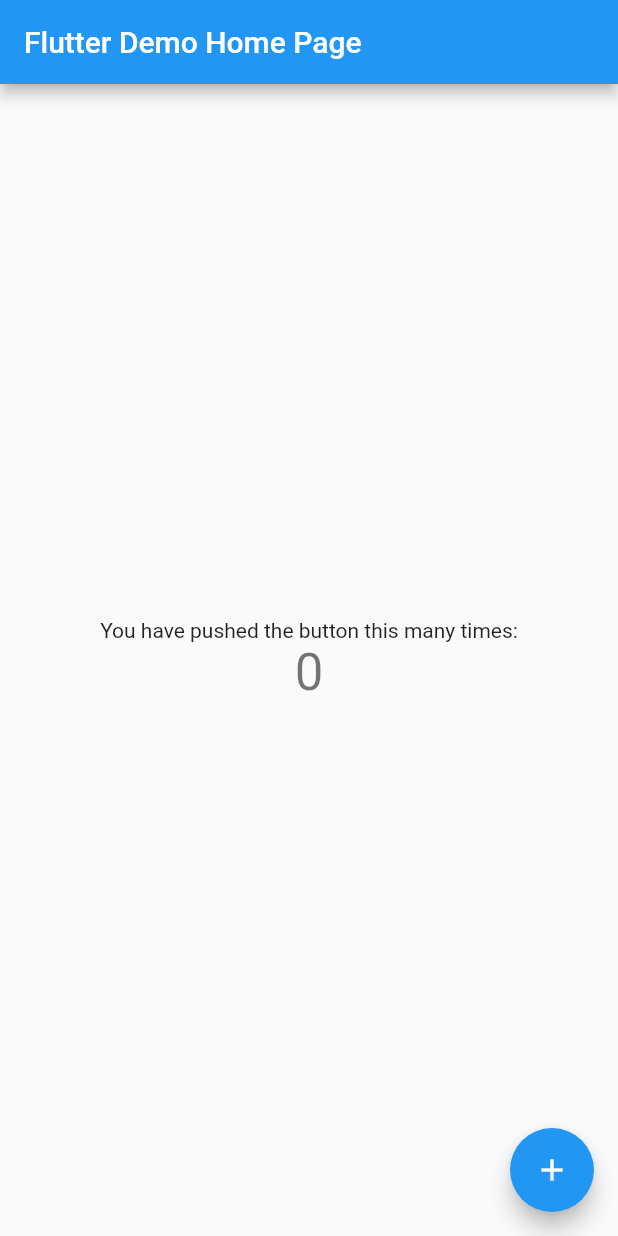
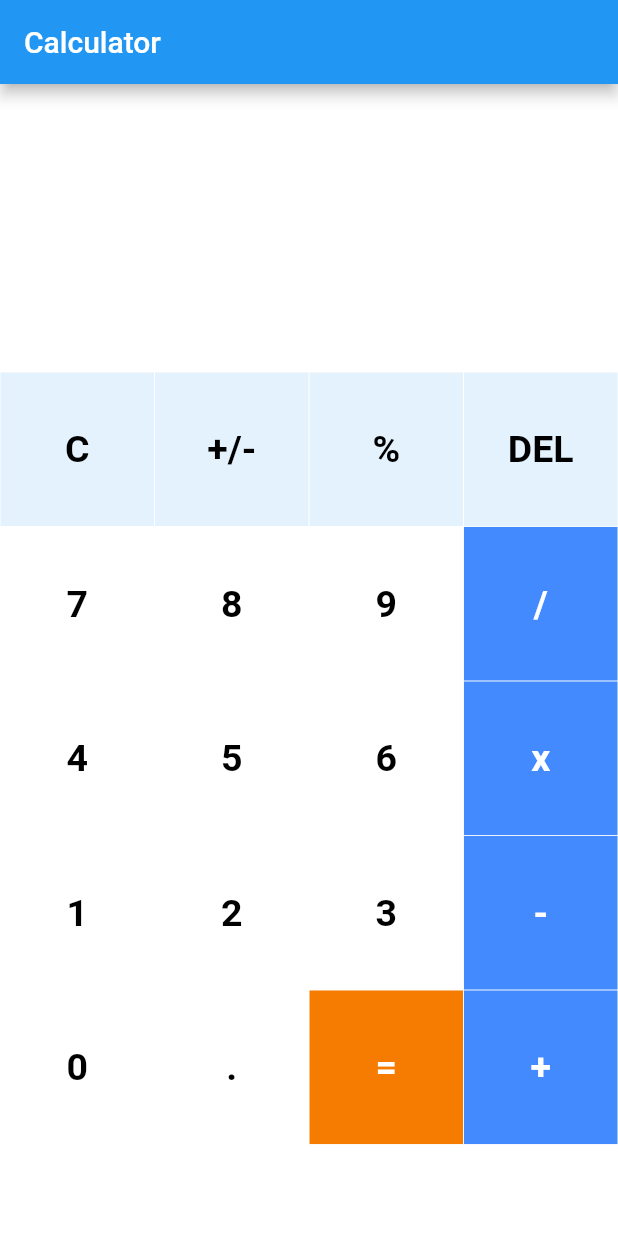
Before and after one commit to itxmubi/calculator_app_flutter, a Flutter app: the screen it shows after launch, on a phone screen of 412 x 824 dp. Run offline on Flutter 3.47's test engine with Material 2 defaults, Android fonts, the phone set to English and light mode, and no system bars; our stand-ins replace math_expressions.

Commit message:
Calculator UI and functionality added

```diff
--- a/lib/main.dart
+++ b/lib/main.dart
@@ -1,4 +1,5 @@
 import 'package:flutter/material.dart';
+import 'package:math_expressions/math_expressions.dart';
 
 void main() {
   runApp(const MyApp());
@@ -11,105 +12,235 @@ class MyApp extends StatelessWidget {
   @override
   Widget build(BuildContext context) {
     return MaterialApp(
+      debugShowCheckedModeBanner: false,
       title: 'Flutter Demo',
       theme: ThemeData(
-        // This is the theme of your application.
-        //
-        // Try running your application with "flutter run". You'll see the
-        // application has a blue toolbar. Then, without quitting the app, try
-        // changing the primarySwatch below to Colors.green and then invoke
-        // "hot reload" (press "r" in the console where you ran "flutter run",
-        // or simply save your changes to "hot reload" in a Flutter IDE).
-        // Notice that the counter didn't reset back to zero; the application
-        // is not restarted.
         primarySwatch: Colors.blue,
       ),
-      home: const MyHomePage(title: 'Flutter Demo Home Page'),
+      home: HomePage(),
     );
   }
 }
 
-class MyHomePage extends StatefulWidget {
-  const MyHomePage({super.key, required this.title});
-
-  // This widget is the home page of your application. It is stateful, meaning
-  // that it has a State object (defined below) that contains fields that affect
-  // how it looks.
-
-  // This class is the configuration for the state. It holds the values (in this
-  // case the title) provided by the parent (in this case the App widget) and
-  // used by the build method of the State. Fields in a Widget subclass are
-  // always marked "final".
-
-  final String title;
-
+class HomePage extends StatefulWidget {
   @override
-  State<MyHomePage> createState() => _MyHomePageState();
+  _HomePageState createState() => _HomePageState();
 }
 
-class _MyHomePageState extends State<MyHomePage> {
-  int _counter = 0;
+class _HomePageState extends State<HomePage> {
+  var userInput = '';
+  var answer = '';
 
-  void _incrementCounter() {
-    setState(() {
-      // This call to setState tells the Flutter framework that something has
-      // changed in this State, which causes it to rerun the build method below
-      // so that the display can reflect the updated values. If we changed
-      // _counter without calling setState(), then the build method would not be
-      // called again, and so nothing would appear to happen.
-      _counter++;
-    });
-  }
+  // Array of button
+  final List<String> buttons = [
+    'C',
+    '+/-',
+    '%',
+    'DEL',
+    '7',
+    '8',
+    '9',
+    '/',
+    '4',
+    '5',
+    '6',
+    'x',
+    '1',
+    '2',
+    '3',
+    '-',
+    '0',
+    '.',
+    '=',
+    '+',
+  ];
 
   @override
   Widget build(BuildContext context) {
-    // This method is rerun every time setState is called, for instance as done
-    // by the _incrementCounter method above.
-    //
-    // The Flutter framework has been optimized to make rerunning build methods
-    // fast, so that you can just rebuild anything that needs updating rather
-    // than having to individually change instances of widgets.
     return Scaffold(
       appBar: AppBar(
-        // Here we take the value from the MyHomePage object that was created by
-        // the App.build method, and use it to set our appbar title.
-        title: Text(widget.title),
+        title: const Text("Calculator"),
+      ), //AppBar
+      backgroundColor: Colors.white38,
+      body: Column(
+        children: <Widget>[
+          Expanded(
+            child: Column(
+                mainAxisAlignment: MainAxisAlignment.spaceEvenly,
+                children: <Widget>[
+                  Container(
+                    padding: const EdgeInsets.all(20),
+                    alignment: Alignment.centerRight,
+                    child: Text(
+                      userInput,
+                      style: const TextStyle(fontSize: 18, color: Colors.white),
+                    ),
+                  ),
+                  Container(
+                    padding: const EdgeInsets.all(15),
+                    alignment: Alignment.centerRight,
+                    child: Text(
+                      answer,
+                      style: const TextStyle(
+                          fontSize: 30,
+                          color: Colors.white,
+                          fontWeight: FontWeight.bold),
+                    ),
+                  )
+                ]),
+          ),
+          Expanded(
+            flex: 3,
+            child: Container(
+              child: GridView.builder(
+                  itemCount: buttons.length,
+                  gridDelegate: const SliverGridDelegateWithFixedCrossAxisCount(
+                      crossAxisCount: 4),
+                  itemBuilder: (BuildContext context, int index) {
+                    // Clear Button
+                    if (index == 0) {
+                      return MyButton(
+                        buttontapped: () {
+                          setState(() {
+                            userInput = '';
+                            answer = '0';
+                          });
+                        },
+                        buttonText: buttons[index],
+                        color: Colors.blue[50],
+                        textColor: Colors.black,
+                      );
+                    }
+
+                    // +/- button
+                    else if (index == 1) {
+                      return MyButton(
+                        buttonText: buttons[index],
+                        color: Colors.blue[50],
+                        textColor: Colors.black,
+                      );
+                    }
+                    // % Button
+                    else if (index == 2) {
+                      return MyButton(
+                        buttontapped: () {
+                          setState(() {
+                            userInput += buttons[index];
+                          });
+                        },
+                        buttonText: buttons[index],
+                        color: Colors.blue[50],
+                        textColor: Colors.black,
+                      );
+                    }
+                    // Delete Button
+                    else if (index == 3) {
+                      return MyButton(
+                        buttontapped: () {
+                          setState(() {
+                            userInput =
+                                userInput.substring(0, userInput.length - 1);
+                          });
+                        },
+                        buttonText: buttons[index],
+                        color: Colors.blue[50],
+                        textColor: Colors.black,
+                      );
+                    }
+                    // Equal_to Button
+                    else if (index == 18) {
+                      return MyButton(
+                        buttontapped: () {
+                          setState(() {
+                            equalPressed();
+                          });
+                        },
+                        buttonText: buttons[index],
+                        color: Colors.orange[700],
+                        textColor: Colors.white,
+                      );
+                    }
+
+                    //  other buttons
+                    else {
+                      return MyButton(
+                        buttontapped: () {
+                          setState(() {
+                            userInput += buttons[index];
+                          });
+                        },
+                        buttonText: buttons[index],
+                        color: isOperator(buttons[index])
+                            ? Colors.blueAccent
+                            : Colors.white,
+                        textColor: isOperator(buttons[index])
+                            ? Colors.white
+                            : Colors.black,
+                      );
+                    }
+                  }), // GridView.builder
+            ),
+          ),
+        ],
       ),
-      body: Center(
-        // Center is a layout widget. It takes a single child and positions it
-        // in the middle of the parent.
-        child: Column(
-          // Column is also a layout widget. It takes a list of children and
-          // arranges them vertically. By default, it sizes itself to fit its
-          // children horizontally, and tries to be as tall as its parent.
-          //
-          // Invoke "debug painting" (press "p" in the console, choose the
-          // "Toggle Debug Paint" action from the Flutter Inspector in Android
-          // Studio, or the "Toggle Debug Paint" command in Visual Studio Code)
-          // to see the wireframe for each widget.
-          //
-          // Column has various properties to control how it sizes itself and
-          // how it positions its children. Here we use mainAxisAlignment to
-          // center the children vertically; the main axis here is the vertical
-          // axis because Columns are vertical (the cross axis would be
-          // horizontal).
-          mainAxisAlignment: MainAxisAlignment.center,
-          children: <Widget>[
-            const Text(
-              'You have pushed the button this many times:',
+    );
+  }
+
+  bool isOperator(String x) {
+    if (x == '/' || x == 'x' || x == '-' || x == '+' || x == '=') {
+      return true;
+    }
+    return false;
+  }
+
+// function to calculate the input operation
+  void equalPressed() {
+    String finaluserinput = userInput;
+    finaluserinput = userInput.replaceAll('x', '*');
+
+    Parser p = Parser();
+    Expression exp = p.parse(finaluserinput);
+    ContextModel cm = ContextModel();
+    double eval = exp.evaluate(EvaluationType.REAL, cm);
+    answer = eval.toString();
+  }
+}
+
+// creating Stateless Widget for buttons
+class MyButton extends StatelessWidget {
+// declaring variables
+  final color;
+  final textColor;
+  final String? buttonText;
+  final buttontapped;
+
+//Constructor
+  const MyButton(
+      {this.color, this.textColor, this.buttonText, this.buttontapped});
+
+  @override
+  Widget build(BuildContext context) {
+    return GestureDetector(
+      onTap: buttontapped,
+      child: Padding(
+        padding: const EdgeInsets.all(0.2),
+        child: ClipRRect(
+          // borderRadius: BorderRadius.circular(25),
+          child: Container(
+            color: color,
+            child: Center(
+              child: Text(
+                buttonText!,
+                style: TextStyle(
+                  color: textColor,
+                  fontSize: 25,
+                  fontWeight: FontWeight.bold,
+                ),
+              ),
             ),
-            Text(
-              '$_counter',
-              style: Theme.of(context).textTheme.headline4,
-            ),
-          ],
+          ),
         ),
       ),
-      floatingActionButton: FloatingActionButton(
-        onPressed: _incrementCounter,
-        tooltip: 'Increment',
-        child: const Icon(Icons.add),
-      ), // This trailing comma makes auto-formatting nicer for build methods.
     );
   }
 }
--- a/pubspec.yaml
+++ b/pubspec.yaml
@@ -36,6 +36,7 @@ dependencies:
   # The following adds the Cupertino Icons font to your application.
   # Use with the CupertinoIcons class for iOS style icons.
   cupertino_icons: ^1.0.2
+  math_expressions: ^2.3.1
 
 dev_dependencies:
   flutter_test:
```
Also changed, not shown: pubspec.lock.
